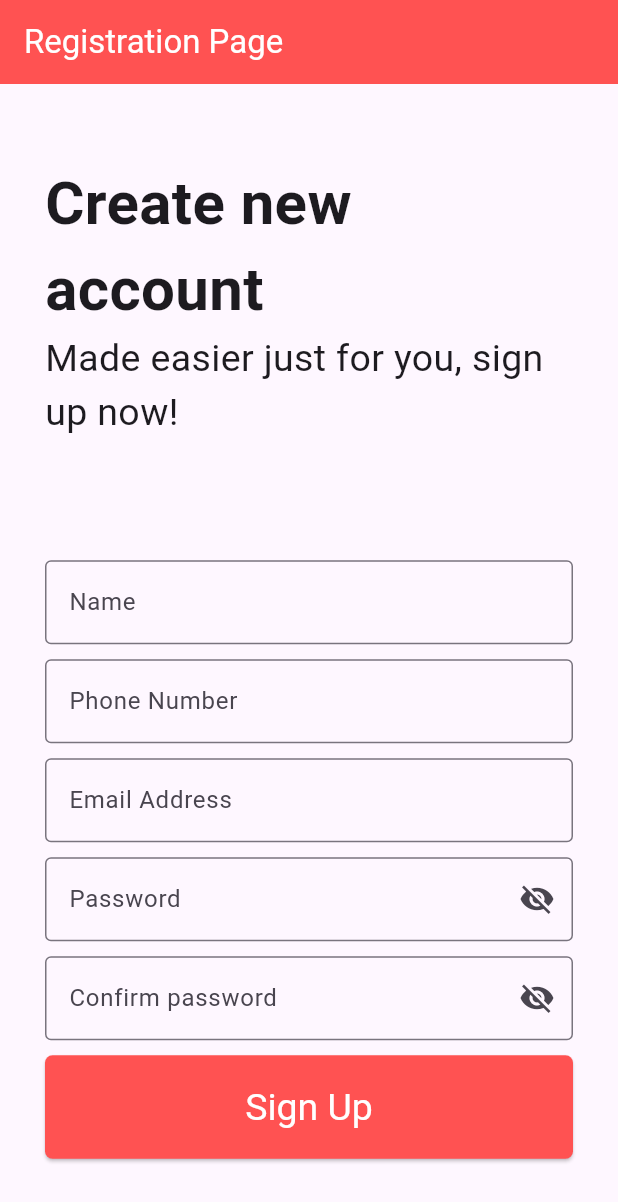
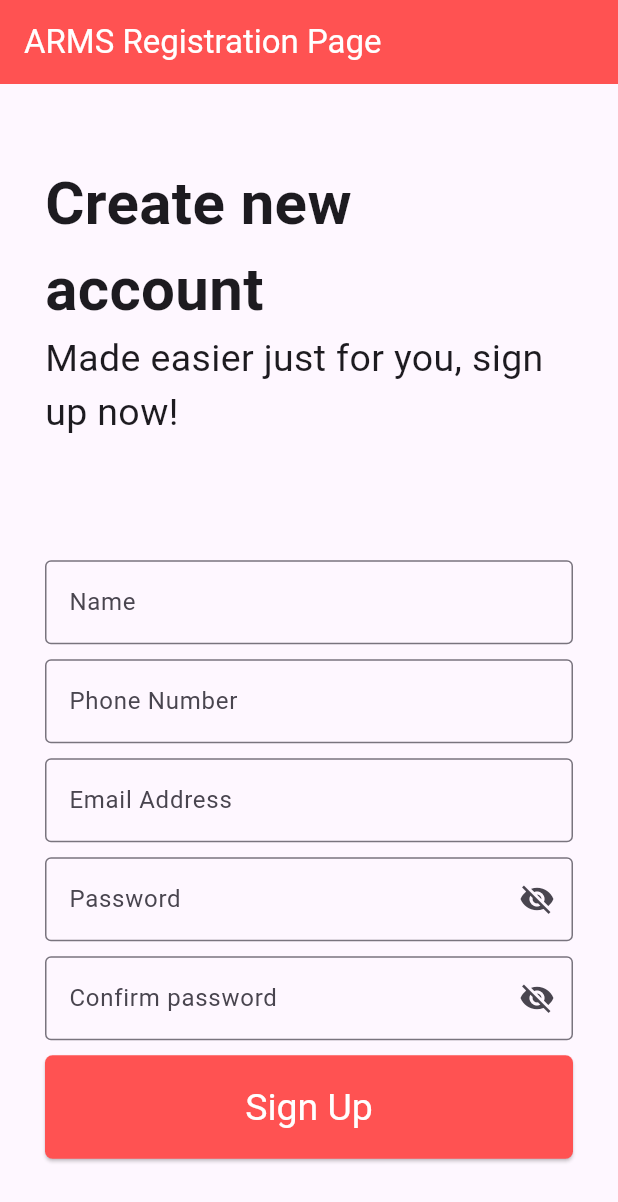
Before and after one commit to mmm-rk/registration_page, a Flutter app: the screen it shows after launch, on a phone screen of 412 x 824 dp. Shown: the top 1202 px of the screen. Run offline on Flutter 3.47's test engine with Material 3 defaults, Android fonts, the phone set to English and light mode, and no system bars.

Commit message:
Modified Title

```diff
--- a/lib/main.dart
+++ b/lib/main.dart
@@ -10,7 +10,7 @@ class MyApp extends StatelessWidget {
   @override
   Widget build(BuildContext context) {
     return const MaterialApp(
-      title: 'St. John The Baptist Parish Church Register',
+      title: 'Accountany Review Management System (ARMS)',
       home: RegisterPage(),
       debugShowCheckedModeBanner: false,
     );
@@ -39,7 +39,7 @@ class RegisterPage extends StatefulWidget {
           appBar: AppBar(
             backgroundColor: Colors.redAccent,
             foregroundColor: const Color.fromARGB(255, 255, 255, 255),
-            title: const Text('Registration Page'),
+            title: const Text('ARMS Registration Page'),
           ),
           body: Center(
             child: Container(
@@ -47,7 +47,6 @@ class RegisterPage extends StatefulWidget {
               child: ListView(
                 shrinkWrap: true,
                 children: [
-                  //Image.asset('assets/images/1.jpg'),
                   const Text('Create new account',
                     style: TextStyle(
                       fontSize: 40,
--- a/pubspec.yaml
+++ b/pubspec.yaml
@@ -60,8 +60,7 @@ flutter:
 
   # To add assets to your application, add an assets section, like this:
   # assets:
-  assets:
-      - assets/images/1.jpg
+
 
   # An image asset can refer to one or more resolution-specific "variants", see
   # https://flutter.dev/assets-and-images/#resolution-aware
```
